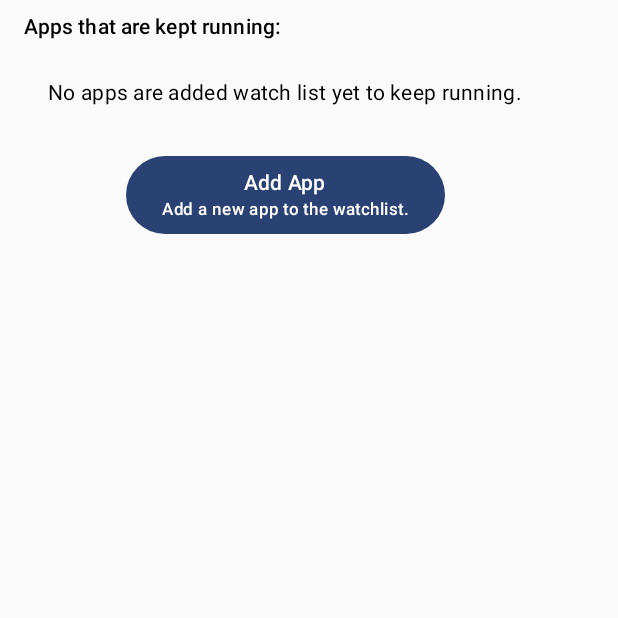
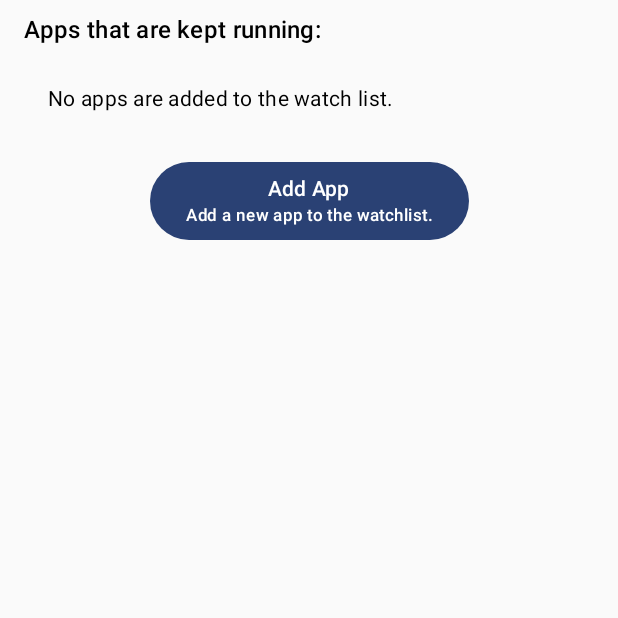
Before and after one commit to hossain-khan/android-keep-alive, an Android app built with Jetpack Compose: the SettingsScreen screen opened through its navigation route, on a phone screen of 412 x 824 dp, the top half of it. Run offline under Robolectric (Android 15) with nearby library versions, the phone set to English and light mode, and no system bars; our stand-ins replace Timber, livedata-compose.

Commit message:
[MINOR] Tweaks

```diff
--- a/app/src/main/java/dev/hossain/keepalive/ui/screen/Settings.kt
+++ b/app/src/main/java/dev/hossain/keepalive/ui/screen/Settings.kt
@@ -44,7 +44,7 @@ fun SettingsScreen(navController: NavHostController) {
         navController = navController,
         viewModel = viewModel,
         context = context,
-        modifier = Modifier.padding(horizontal = 16.dp),
+        modifier = Modifier.padding(horizontal = 16.dp).fillMaxWidth(),
     )
 }
 
@@ -63,14 +63,14 @@ fun AppListScreen(
     Column(modifier = modifier) {
         Text(
             text = "Apps that are kept running:",
-            style = MaterialTheme.typography.titleSmall,
+            style = MaterialTheme.typography.titleMedium,
             modifier = Modifier.padding(vertical = 8.dp),
         )
         LazyColumn {
             if (appList.isEmpty()) {
                 item {
                     Text(
-                        text = "No apps are added watch list yet to keep running.",
+                        text = "No apps are added to the watch list.",
                         style = MaterialTheme.typography.bodyMedium,
                         modifier = Modifier.padding(16.dp),
                     )
```
